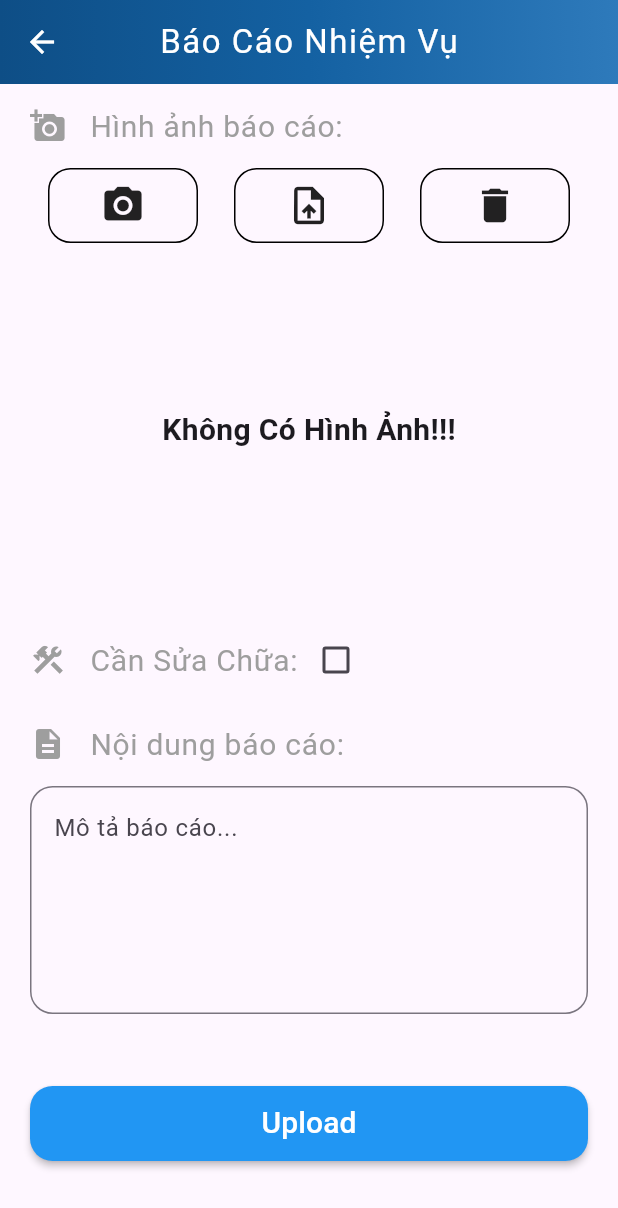
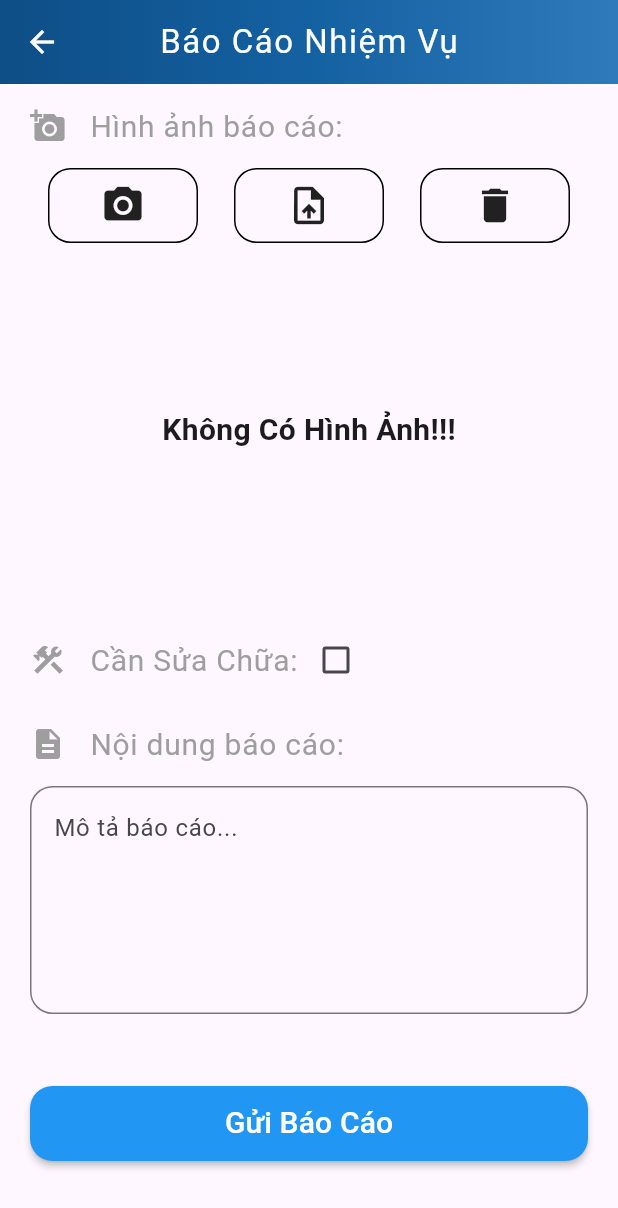
Before and after one commit to GhienCafe/facility-management-system-mobile, a Flutter app: the ReportCheckPage screen opened directly, on a phone screen of 412 x 824 dp. Shown: the top 1208 px of the screen. Run offline on Flutter 3.47's test engine with Material 2 defaults, Android fonts, the light colour scheme and no system bars; our stand-ins replace awesome_dialog, awesome_notifications, badges, buttons_tabbar, cloud_firestore, convex_bottom_bar and 11 more; missing offline and left inert: awesome_notifications_fcm, firebase_app_check, qr_code_scanner; accounts and stored records are empty.

Commit message:
update UI report

```diff
--- a/lib/view/login/widgets/input_password_widget.dart
+++ b/lib/view/login/widgets/input_password_widget.dart
@@ -12,7 +12,7 @@ class InputPasswordWidget extends StatefulWidget {
 }
 
 class _InputPasswordWidgetState extends State<InputPasswordWidget> {
-  bool ot = false;
+  bool ot = true;
 
   final loginVM = Get.put(LoginViewModel());
 
--- a/lib/view/report/report.dart
+++ b/lib/view/report/report.dart
@@ -261,11 +261,11 @@ class MultiFileUploadScreenState extends State<MultiFileUploadScreen> {
                     mainAxisAlignment: MainAxisAlignment.center,
                     children: [
                       CircularProgressIndicator(color: AppColor.whiteColor),
-                      Text(" Sending Report",
+                      Text(" Đang Gửi Báo Cáo",
                           style: TextStyle(color: Colors.white, fontSize: 20)),
                     ],
                   )
-                : const Text("Upload",
+                : const Text("Gửi Báo Cáo",
                     style: TextStyle(color: Colors.white, fontSize: 20)),
           )
         ]),
--- a/lib/view/report/report_check.dart
+++ b/lib/view/report/report_check.dart
@@ -284,11 +284,11 @@ class MultiFileUploadScreenState extends State<MultiFileUploadScreen> {
                     mainAxisAlignment: MainAxisAlignment.center,
                     children: [
                       CircularProgressIndicator(color: AppColor.whiteColor),
-                      Text(" Sending Report",
+                      Text(" Đang Gửi Báo Cáo",
                           style: TextStyle(color: Colors.white, fontSize: 20)),
                     ],
-                  ) // Display a loading indicator
-                : const Text("Upload",
+            )
+                : const Text("Gửi Báo Cáo",
                     style: TextStyle(
                         color: Colors.white,
                         fontSize: 20)), // Show the button text
--- a/lib/view/widget/list_notification.dart
+++ b/lib/view/widget/list_notification.dart
@@ -61,8 +61,7 @@ class NotificationPopUp extends StatelessWidget {
                     shrinkWrap: true,
                     scrollDirection: Axis.vertical,
                     itemCount: notificationController
-                            .notificationList.value.data?.length ??
-                        0,
+                            .notificationList.value.data?.length ?? 0,
                     itemBuilder: (BuildContext context, int index) {
                       final notification = notificationController
                           .notificationList.value.data![index];
--- a/lib/view_models/controller/report/report_controller.dart
+++ b/lib/view_models/controller/report/report_controller.dart
@@ -43,7 +43,6 @@ class ReportController extends GetxController {
         }
       ]
     };
-    //print(data);
     _api.reportTask(data).then((value) {
       if (value['status_code'] == 200 || value['status_code'] == 201) {
         Get.back();
@@ -113,11 +112,10 @@ class ReportController extends GetxController {
       "is_verified": true,
       "rooms": rooms
     };
-    //print(jsonEncode(data));
     _api.reportTask(data).then((value) {
       if (value['status_code'] == 200 || value['status_code'] == 201) {
         Get.back();
-        taskController.refreshDetailApi(id);
+        taskController.refreshAllList();
         Timer(const Duration(milliseconds: 300), () {
           Utils.snackBarSuccess("Thông báo", "Báo cáo thành công");
         });
```
Also changed, not shown: lib/view/task/task_detail/inventory_task.dart (+2 -6 lines).
